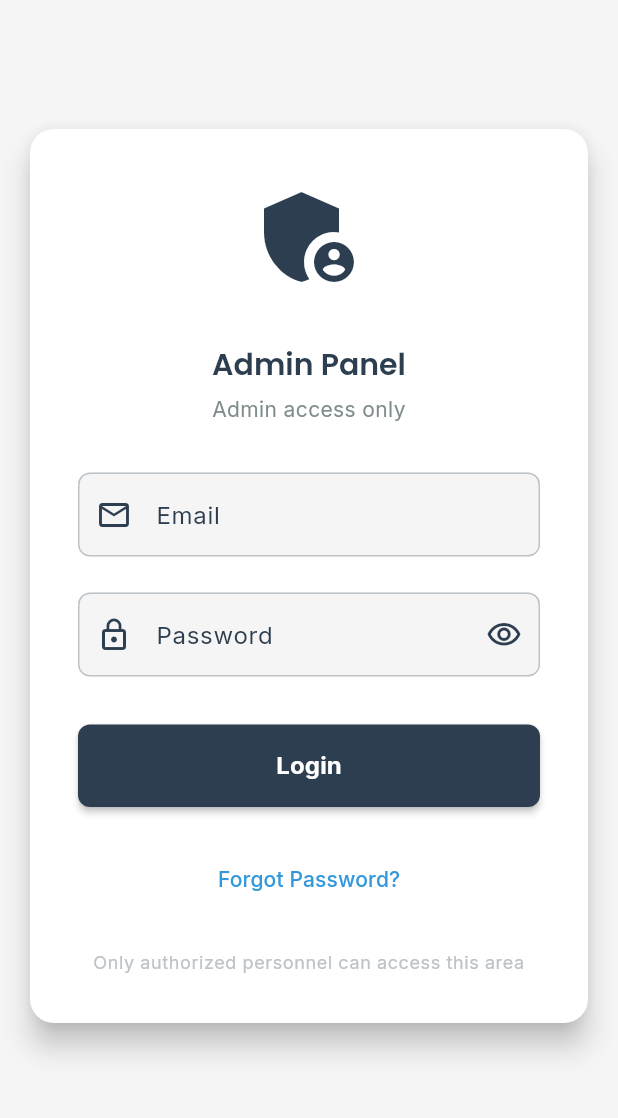
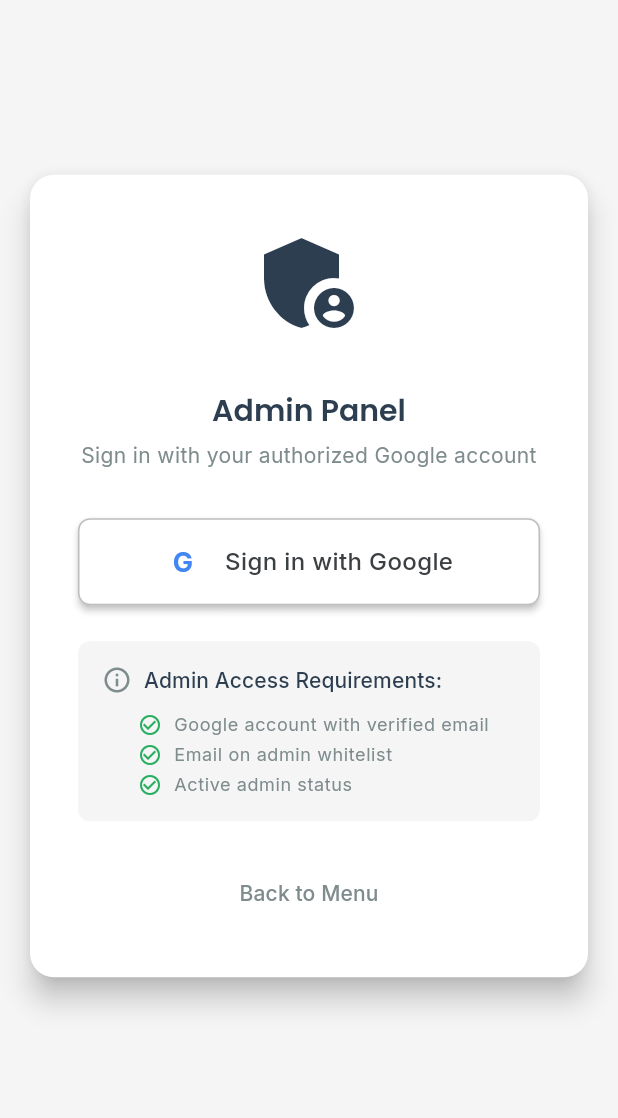
Before and after one commit to Marioo990/MyMenu, a Flutter app: the AdminLoginScreen screen opened directly, on a phone screen of 412 x 824 dp, the part 84-1202 px from its top. Run offline on Flutter 3.47's test engine with Material 3 defaults, Android fonts, the phone set to English and light mode, and no system bars; our stand-ins replace cached_network_image, cloud_firestore, firebase_auth, firebase_core, firebase_storage, google_fonts and 3 more; missing offline and left inert: dart:html; accounts and stored records are empty.

Commit message:
poprawiony kod v15 nie dziła dodanie aout02

```diff
--- a/lib/main.dart
+++ b/lib/main.dart
@@ -4,6 +4,7 @@ import 'package:firebase_auth/firebase_auth.dart';
 import 'package:cloud_firestore/cloud_firestore.dart';
 import 'package:flutter_localizations/flutter_localizations.dart';
 import 'package:provider/provider.dart';
+import 'package:restaurant_menu/screens/admin/admin_login_screen.dart';
 import 'package:restaurant_menu/services/google_auth_service.dart';
 
 import 'firebase_options.dart';
@@ -219,7 +220,7 @@ class RestaurantMenuApp extends StatelessWidget {
     );
   }
 
-  Route<dynamic>? _generateRoute(RouteSettings settings, BuildContext context) {
+  Route<dynamic> _generateRoute(RouteSettings settings, BuildContext context) {
     print('🧭 Navigating to: ${settings.name}');
 
     switch (settings.name) {
@@ -249,7 +250,7 @@ class RestaurantMenuApp extends StatelessWidget {
       case '/admin':
       case '/admin/login':
         return MaterialPageRoute(
-          builder: (_) => const GoogleLoginScreen(),
+          builder: (_) => const AdminLoginScreen(),
           settings: settings,
         );
 
--- a/lib/screens/admin/admin_login_screen.dart
+++ b/lib/screens/admin/admin_login_screen.dart
@@ -1,8 +1,9 @@
 import 'package:flutter/material.dart';
 import 'package:provider/provider.dart';
+import 'package:firebase_auth/firebase_auth.dart';
+import 'package:cloud_firestore/cloud_firestore.dart';
 import '../../config/theme.dart';
 import '../../config/routes.dart';
-import '../../services/auth_service.dart';
 import '../../providers/language_provider.dart';
 
 class AdminLoginScreen extends StatefulWidget {
@@ -13,63 +14,18 @@ class AdminLoginScreen extends StatefulWidget {
 }
 
 class _AdminLoginScreenState extends State<AdminLoginScreen> {
-  final _formKey = GlobalKey<FormState>();
-  final _emailController = TextEditingController();
-  final _passwordController = TextEditingController();
+  final FirebaseAuth _auth = FirebaseAuth.instance;
+  final FirebaseFirestore _firestore = FirebaseFirestore.instance;
 
   bool _isLoading = false;
-  bool _obscurePassword = true;
   String? _errorMessage;
 
-  @override
-  void dispose() {
-    _emailController.dispose();
-    _passwordController.dispose();
-    super.dispose();
-  }
-
-  Future<void> _handleLogin() async {
-    if (!_formKey.currentState!.validate()) return;
-
-    setState(() {
-      _isLoading = true;
-      _errorMessage = null;
-    });
-
-    final authService = Provider.of<AuthService>(context, listen: false);
-
-    final result = await authService.signInWithEmailAndPassword(
-      email: _emailController.text.trim(),
-      password: _passwordController.text,
-    );
-
-    if (!mounted) return;
-
-    setState(() {
-      _isLoading = false;
-    });
-
-    if (result.isSuccess) {
-      // Check if user is admin
-      final isAdmin = await authService.isAdmin();
-
-      if (isAdmin) {
-        if (mounted) {
-          AppRoutes.navigateAndReplace(context, AppRoutes.adminDashboard);
-        }
-      } else {
-        // Not an admin, sign out
-        await authService.signOut();
-        setState(() {
-          _errorMessage = 'Access denied. Admin privileges required.';
-        });
-      }
-    } else {
-      setState(() {
-        _errorMessage = result.message;
-      });
-    }
-  }
+  // Whitelist adminów - możesz przenieść do Firestore
+  static const List<String> adminWhitelist = [
+    'admin@restaurant.com',
+    'pizza99069@gmail.com', // Dodaj swój email tutaj
+    // Dodaj więcej emaili adminów
+  ];
 
   @override
   Widget build(BuildContext context) {
@@ -97,13 +53,11 @@ class _AdminLoginScreenState extends State<AdminLoginScreen> {
               elevation: AppTheme.elevationL,
               child: Padding(
                 padding: const EdgeInsets.all(AppTheme.spacingXL),
-                child: Form(
-                  key: _formKey,
                 child: Column(
                   mainAxisSize: MainAxisSize.min,
                   crossAxisAlignment: CrossAxisAlignment.stretch,
                   children: [
-                      // Logo/Icon
+                    // Logo
                     const Icon(
                       Icons.admin_panel_settings,
                       size: 80,
@@ -122,7 +76,7 @@ class _AdminLoginScreenState extends State<AdminLoginScreen> {
                     const SizedBox(height: AppTheme.spacingS),
 
                     Text(
-                        languageProvider.translate('admin_access_only'),
+                      'Sign in with your authorized Google account',
                       style: Theme.of(context).textTheme.bodyMedium?.copyWith(
                         color: AppTheme.textSecondary,
                       ),
@@ -160,116 +114,55 @@ class _AdminLoginScreenState extends State<AdminLoginScreen> {
                         ),
                       ),
 
-                      // Email Field
-                      TextFormField(
-                        controller: _emailController,
-                        keyboardType: TextInputType.emailAddress,
-                        autocorrect: false,
-                        decoration: InputDecoration(
-                          labelText: languageProvider.translate('email'),
-                          prefixIcon: const Icon(Icons.email_outlined),
-                          hintText: 'admin@restaurant.com',
-                        ),
-                        validator: (value) {
-                          if (value == null || value.isEmpty) {
-                            return languageProvider.translate('email_required');
-                          }
-                          if (!value.contains('@')) {
-                            return languageProvider.translate('invalid_email');
-                          }
-                          return null;
-                        },
-                      ),
+                    // Google Sign-In Button
+                    _buildGoogleSignInButton(),
 
                     const SizedBox(height: AppTheme.spacingL),
 
-                      // Password Field
-                      TextFormField(
-                        controller: _passwordController,
-                        obscureText: _obscurePassword,
-                        decoration: InputDecoration(
-                          labelText: languageProvider.translate('password'),
-                          prefixIcon: const Icon(Icons.lock_outline),
-                          suffixIcon: IconButton(
-                            icon: Icon(
-                              _obscurePassword
-                                  ? Icons.visibility_outlined
-                                  : Icons.visibility_off_outlined,
+                    // Info Text
+                    Container(
+                      padding: const EdgeInsets.all(AppTheme.spacingM),
+                      decoration: BoxDecoration(
+                        color: AppTheme.backgroundColor,
+                        borderRadius: BorderRadius.circular(AppTheme.radiusM),
                       ),
-                            onPressed: () {
-                              setState(() {
-                                _obscurePassword = !_obscurePassword;
-                              });
-                            },
+                      child: Column(
+                        children: [
+                          Row(
+                            children: [
+                              Icon(
+                                Icons.info_outline,
+                                size: 20,
+                                color: AppTheme.textSecondary,
                               ),
+                              const SizedBox(width: AppTheme.spacingS),
+                              Text(
+                                'Admin Access Requirements:',
+                                style: Theme.of(context).textTheme.labelLarge,
                               ),
-                        validator: (value) {
-                          if (value == null || value.isEmpty) {
-                            return languageProvider.translate('password_required');
-                          }
-                          if (value.length < 6) {
-                            return languageProvider.translate('password_too_short');
-                          }
-                          return null;
-                        },
-                        onFieldSubmitted: (_) => _handleLogin(),
+                            ],
                           ),
-
-                      const SizedBox(height: AppTheme.spacingXL),
-
-                      // Login Button
-                      ElevatedButton(
-                        onPressed: _isLoading ? null : _handleLogin,
-                        style: ElevatedButton.styleFrom(
-                          backgroundColor: AppTheme.primaryColor,
-                          padding: const EdgeInsets.symmetric(
-                            vertical: AppTheme.spacingM,
-                          ),
-                        ),
-                        child: _isLoading
-                            ? const SizedBox(
-                          height: 20,
-                          width: 20,
-                          child: CircularProgressIndicator(
-                            strokeWidth: 2,
-                            valueColor: AlwaysStoppedAnimation<Color>(Colors.white),
-                          ),
-                        )
-                            : Text(
-                          languageProvider.translate('login'),
-                          style: const TextStyle(
-                            fontSize: 16,
-                            fontWeight: FontWeight.bold,
-                            color: Colors.white,
-                          ),
+                          const SizedBox(height: AppTheme.spacingS),
+                          _buildRequirement('Google account with verified email'),
+                          _buildRequirement('Email on admin whitelist'),
+                          _buildRequirement('Active admin status'),
+                        ],
                       ),
                     ),
 
                     const SizedBox(height: AppTheme.spacingL),
 
-                      // Forgot Password
+                    // Back to Menu Button
                     TextButton(
                       onPressed: () {
-                          _showForgotPasswordDialog();
+                        Navigator.pushReplacementNamed(context, '/');
                       },
                       child: Text(
-                          languageProvider.translate('forgot_password'),
-                          style: TextStyle(color: AppTheme.secondaryColor),
+                        'Back to Menu',
+                        style: TextStyle(color: AppTheme.textSecondary),
                       ),
                     ),
-
-                      const SizedBox(height: AppTheme.spacingL),
-
-                      // Info Text
-                      Text(
-                        languageProvider.translate('admin_info'),
-                        style: Theme.of(context).textTheme.bodySmall?.copyWith(
-                          color: AppTheme.textLight,
-                        ),
-                        textAlign: TextAlign.center,
-                      ),
                   ],
-                  ),
                 ),
               ),
             ),
@@ -279,68 +172,260 @@ class _AdminLoginScreenState extends State<AdminLoginScreen> {
     );
   }
 
-  void _showForgotPasswordDialog() {
-    final languageProvider = Provider.of<LanguageProvider>(context, listen: false);
-    final emailController = TextEditingController();
-
-    showDialog(
-      context: context,
-      builder: (context) => AlertDialog(
-        title: Text(languageProvider.translate('forgot_password')),
-        content: Column(
-          mainAxisSize: MainAxisSize.min,
+  Widget _buildGoogleSignInButton() {
+    return Material(
+      elevation: _isLoading ? 0 : 2,
+      borderRadius: BorderRadius.circular(AppTheme.radiusM),
+      child: InkWell(
+        onTap: _isLoading ? null : _handleGoogleSignIn,
+        borderRadius: BorderRadius.circular(AppTheme.radiusM),
+        child: Container(
+          padding: const EdgeInsets.symmetric(
+            horizontal: AppTheme.spacingL,
+            vertical: AppTheme.spacingM,
+          ),
+          decoration: BoxDecoration(
+            color: Colors.white,
+            borderRadius: BorderRadius.circular(AppTheme.radiusM),
+            border: Border.all(
+              color: _isLoading ? Colors.grey.shade300 : Colors.grey.shade400,
+            ),
+          ),
+          child: Row(
+            mainAxisAlignment: MainAxisAlignment.center,
             children: [
-            Text(
-              languageProvider.translate('reset_password_info'),
-              style: Theme.of(context).textTheme.bodyMedium,
+              if (_isLoading)
+                const SizedBox(
+                  width: 20,
+                  height: 20,
+                  child: CircularProgressIndicator(strokeWidth: 2),
+                )
+              else ...[
+                // Google "G" Logo
+                Container(
+                  width: 24,
+                  height: 24,
+                  decoration: BoxDecoration(
+                    color: Colors.white,
+                    borderRadius: BorderRadius.circular(4),
                   ),
-            const SizedBox(height: AppTheme.spacingL),
-            TextFormField(
-              controller: emailController,
-              keyboardType: TextInputType.emailAddress,
-              decoration: InputDecoration(
-                labelText: languageProvider.translate('email'),
-                hintText: 'admin@restaurant.com',
-                prefixIcon: const Icon(Icons.email_outlined),
+                  child: const Center(
+                    child: Text(
+                      'G',
+                      style: TextStyle(
+                        fontSize: 18,
+                        fontWeight: FontWeight.bold,
+                        color: Color(0xFF4285F4),
+                      ),
+                    ),
+                  ),
+                ),
+                const SizedBox(width: AppTheme.spacingM),
+                const Text(
+                  'Sign in with Google',
+                  style: TextStyle(
+                    fontSize: 16,
+                    fontWeight: FontWeight.w500,
+                    color: Color(0xFF3C4043),
                   ),
                 ),
               ],
+            ],
           ),
-        actions: [
-          TextButton(
-            onPressed: () => Navigator.pop(context),
-            child: Text(languageProvider.translate('cancel')),
         ),
-          ElevatedButton(
-            onPressed: () async {
-              if (emailController.text.isNotEmpty) {
-                final authService = Provider.of<AuthService>(context, listen: false);
-                final result = await authService.sendPasswordResetEmail(
-                  emailController.text.trim(),
-                );
-
-                if (context.mounted) {
-                  Navigator.pop(context);
-
-                  ScaffoldMessenger.of(context).showSnackBar(
-                    SnackBar(
-                      content: Text(
-                        result.isSuccess
-                            ? languageProvider.translate('reset_email_sent')
-                            : result.message ?? languageProvider.translate('error'),
-                      ),
-                      backgroundColor: result.isSuccess
-                          ? AppTheme.successColor
-                          : AppTheme.errorColor,
       ),
     );
   }
-              }
-            },
-            child: Text(languageProvider.translate('send_reset_email')),
+
+  Widget _buildRequirement(String text) {
+    return Padding(
+      padding: const EdgeInsets.only(left: AppTheme.spacingL, top: AppTheme.spacingXS),
+      child: Row(
+        crossAxisAlignment: CrossAxisAlignment.start,
+        children: [
+          Icon(
+            Icons.check_circle_outline,
+            size: 16,
+            color: AppTheme.successColor,
+          ),
+          const SizedBox(width: AppTheme.spacingS),
+          Expanded(
+            child: Text(
+              text,
+              style: Theme.of(context).textTheme.bodySmall?.copyWith(
+                color: AppTheme.textSecondary,
+              ),
+            ),
           ),
         ],
       ),
     );
   }
+
+  Future<void> _handleGoogleSignIn() async {
+    setState(() {
+      _isLoading = true;
+      _errorMessage = null;
+    });
+
+    try {
+      // Create Google Auth Provider
+      final GoogleAuthProvider googleProvider = GoogleAuthProvider();
+
+      // Add scopes
+      googleProvider.addScope('email');
+      googleProvider.addScope('profile');
+
+      // Set custom parameters
+      googleProvider.setCustomParameters({
+        'prompt': 'select_account',
+      });
+
+      // Sign in with popup (for web)
+      final UserCredential userCredential =
+      await _auth.signInWithPopup(googleProvider);
+
+      final User? user = userCredential.user;
+
+      if (user == null) {
+        throw Exception('Failed to get user information');
       }
+
+      print('✅ User signed in: ${user.email}');
+      print('   Email Verified: ${user.emailVerified}');
+
+      // Check if email is verified
+      if (!user.emailVerified) {
+        await _auth.signOut();
+        setState(() {
+          _errorMessage = 'Email not verified. Please verify your Google account.';
+          _isLoading = false;
+        });
+        return;
+      }
+
+      // Check if user is admin
+      final bool isAdmin = await _checkAdminAccess(user);
+
+      if (!isAdmin) {
+        await _auth.signOut();
+        setState(() {
+          _errorMessage = 'Access denied. You are not authorized as an admin.';
+          _isLoading = false;
+        });
+        return;
+      }
+
+      // Save user data to Firestore
+      await _saveUserToFirestore(user, isAdmin);
+
+      if (!mounted) return;
+
+      setState(() {
+        _isLoading = false;
+      });
+
+      // Navigate to dashboard
+      Navigator.pushReplacementNamed(context, AppRoutes.adminDashboard);
+
+      // Show welcome message
+      ScaffoldMessenger.of(context).showSnackBar(
+        SnackBar(
+          content: Text('Welcome, ${user.displayName ?? "Admin"}!'),
+          backgroundColor: AppTheme.successColor,
+        ),
+      );
+    } on FirebaseAuthException catch (e) {
+      setState(() {
+        _isLoading = false;
+        _errorMessage = _getFirebaseErrorMessage(e);
+      });
+    } catch (e) {
+      setState(() {
+        _isLoading = false;
+        _errorMessage = 'Sign in failed: ${e.toString()}';
+      });
+    }
+  }
+
+  Future<bool> _checkAdminAccess(User user) async {
+    if (user.email == null) return false;
+
+    // Method 1: Check hardcoded whitelist
+    if (adminWhitelist.contains(user.email)) {
+      print('✅ Admin access granted (whitelist)');
+      return true;
+    }
+
+    // Method 2: Check in Firestore
+    try {
+      // Check by UID
+      final adminDoc = await _firestore
+          .collection('admins')
+          .doc(user.uid)
+          .get();
+
+      if (adminDoc.exists && adminDoc.data()?['isActive'] == true) {
+        print('✅ Admin access granted (Firestore UID)');
+        return true;
+      }
+
+      // Check by email
+      final adminByEmail = await _firestore
+          .collection('admins')
+          .doc(user.email!)
+          .get();
+
+      if (adminByEmail.exists && adminByEmail.data()?['isActive'] == true) {
+        print('✅ Admin access granted (Firestore email)');
+        return true;
+      }
+    } catch (e) {
+      print('⚠️ Error checking admin access: $e');
+    }
+
+    print('❌ Admin access denied');
+    return false;
+  }
+
+  Future<void> _saveUserToFirestore(User user, bool isAdmin) async {
+    try {
+      final userData = {
+        'uid': user.uid,
+        'email': user.email,
+        'displayName': user.displayName,
+        'photoURL': user.photoURL,
+        'emailVerified': user.emailVerified,
+        'isAdmin': isAdmin,
+        'lastLogin': FieldValue.serverTimestamp(),
+        'provider': 'google',
+      };
+
+      await _firestore
+          .collection('users')
+          .doc(user.uid)
+          .set(userData, SetOptions(merge: true));
+
+      print('✅ User data saved to Firestore');
+    } catch (e) {
+      print('⚠️ Error saving user data: $e');
+    }
+  }
+
+  String _getFirebaseErrorMessage(FirebaseAuthException e) {
+    switch (e.code) {
+      case 'account-exists-with-different-credential':
+        return 'An account already exists with a different sign-in method.';
+      case 'popup-blocked':
+        return 'Sign-in popup was blocked. Please allow popups for this site.';
+      case 'popup-closed-by-user':
+        return 'Sign-in cancelled.';
+      case 'unauthorized-domain':
+        return 'This domain is not authorized for sign-in.';
+      case 'user-disabled':
+        return 'This account has been disabled.';
+      default:
+        return 'Authentication failed: ${e.message}';
+    }
+  }
+}
```
Also changed, not shown: lib/providers/language_provider.dart (+6 -6 lines). Lines whose indentation alone changed are shown as unchanged.
